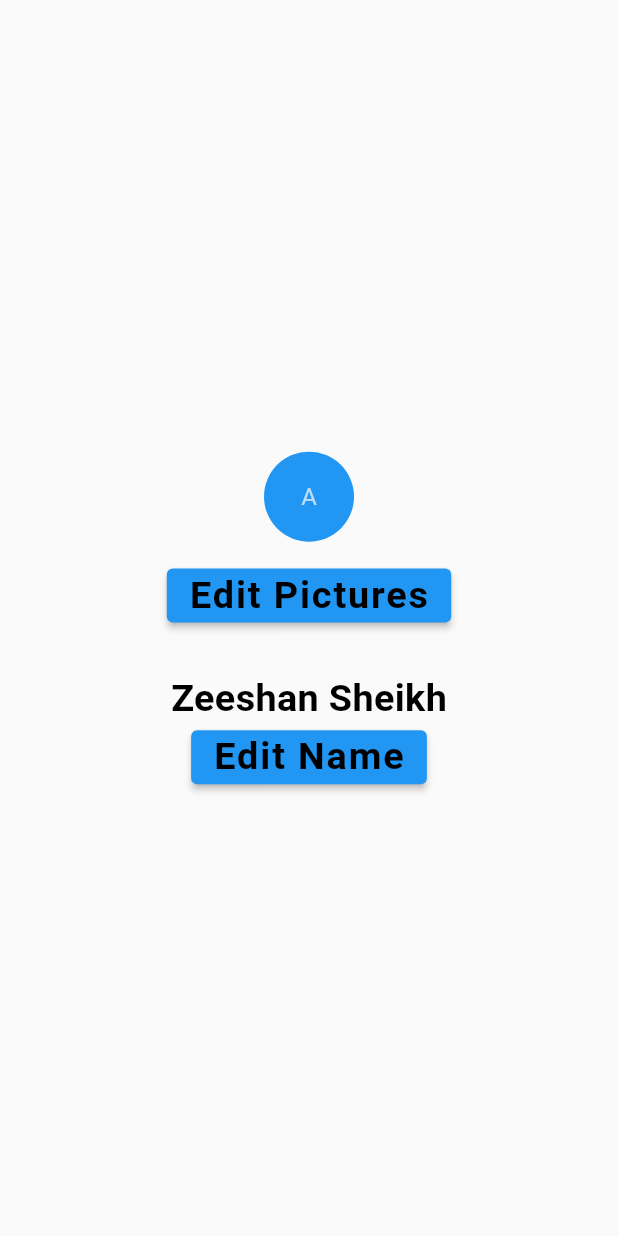
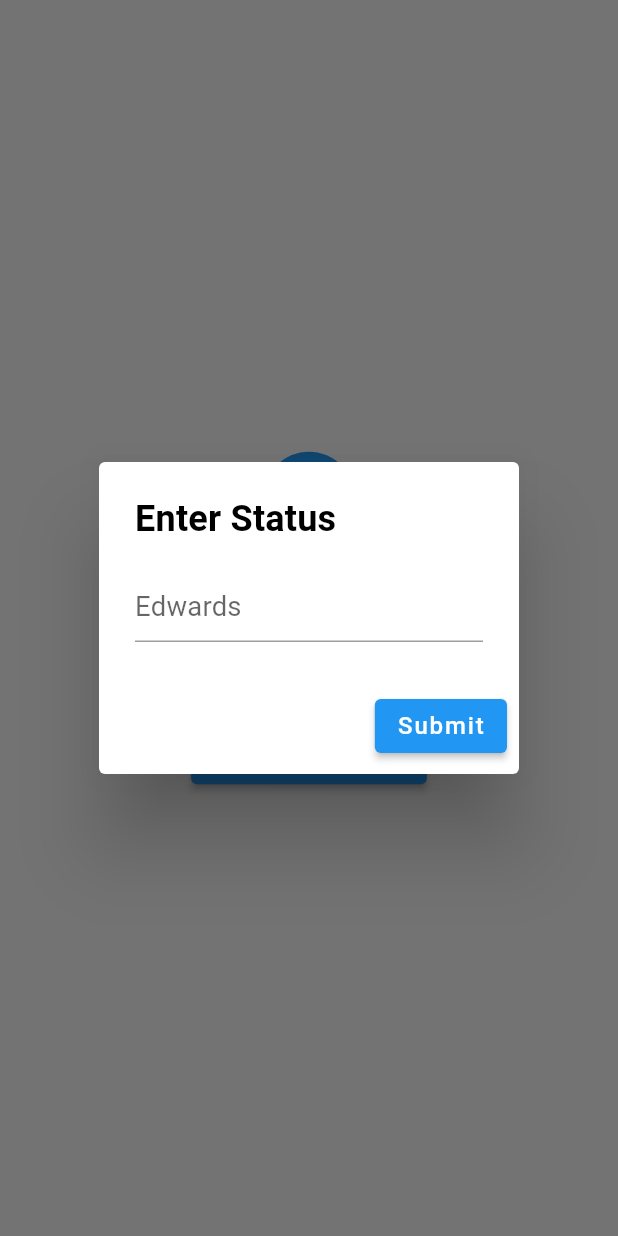
Before and after one commit to zeeshansheikhcode/socialy, a Flutter app: the UserProfile screen opened directly, after a tap on "Edit Name", on a phone screen of 412 x 824 dp. Run offline on Flutter 3.47's test engine with Material 2 defaults, Android fonts, the phone set to English and light mode, and no system bars; our stand-ins replace bloc, cloud_firestore, easy_localization, equatable, firebase_auth, firebase_core and 9 more; missing offline and left inert: flutter_facebook_auth, zego_uikit_prebuilt_call; accounts and stored records are empty; statements that could not run were skipped.

Commit message:
User Profile Backend Added

```diff
--- a/lib/views/profile/user_profile.dart
+++ b/lib/views/profile/user_profile.dart
@@ -2,9 +2,15 @@ import 'package:flutter/material.dart';
 import 'package:flutter_screenutil/flutter_screenutil.dart';
 import 'package:socialy/commons/app_strings.dart';
 import 'package:socialy/commons/ui_helpers.dart';
-class UserProfile extends StatelessWidget {
+class UserProfile extends StatefulWidget {
   const UserProfile({super.key});
 
+  @override
+  State<UserProfile> createState() => _UserProfileState();
+}
+
+class _UserProfileState extends State<UserProfile> {
+  final nameController = TextEditingController();
   @override
   Widget build(BuildContext context) {
     return Scaffold(
@@ -35,7 +41,39 @@ class UserProfile extends StatelessWidget {
             child: Text('Zeeshan Sheikh',style: heading,),
           ),
           ElevatedButton(
-          onPressed: (){},
+          onPressed: ()
+          {
+             showDialog(
+                context: context,
+                builder: (context) {
+                  return AlertDialog(
+                    title: const Text('Enter Status',
+                      style: TextStyle(
+                 fontSize: 24,
+                 fontWeight: FontWeight.bold,
+                 color: Colors.black
+                   ),
+                     ),
+                    content:  TextField(
+                      style: const TextStyle(color: Colors.black),
+                      controller: nameController,
+                      decoration: const InputDecoration(hintText: 'Edwards'),
+                    ),
+                    actions: <Widget>[
+                      ElevatedButton(
+                        child: const Text('Submit'),
+                        onPressed: () {
+                          BlocProvider.of<StatusPostCubit>(context).uploadStatus(statusTextController.text);
+                          Navigator.pop(context);
+                        },
+                      ),
+                    ],
+                  );
+                },
+              );
+           },
+
+
           child: Text("Edit Name",style: heading,)
           ),
 
```
Also changed, not shown: lib/cubit/user/user_cubit.dart (added, +8 -0 lines), lib/cubit/user/user_state.dart (added, +26 -0 lines), lib/models/user_model.dart (added, +31 -0 lines).
